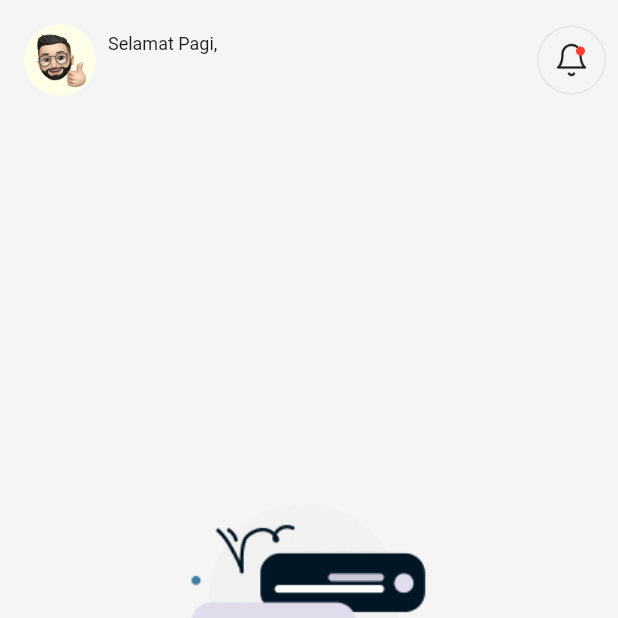
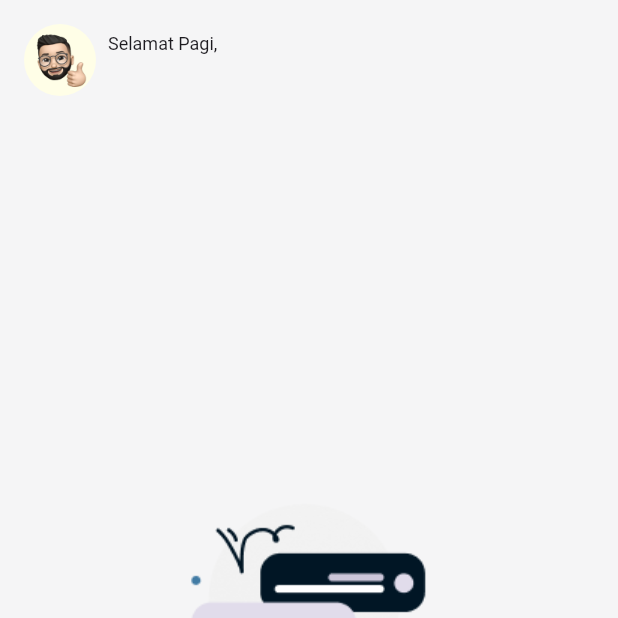
Before and after one commit to ChamillatulLuqianaAgustin/face_count, a Flutter app: the screen it shows once a user with an empty profile is signed in, on a phone screen of 412 x 824 dp, the top half of it. Run offline on Flutter 3.47's test engine with Material 3 defaults, Android fonts, the phone set to English and light mode, and no system bars; our stand-ins replace camera, cloud_firestore, equatable, firebase_auth, firebase_core, flutter_bloc; missing offline and left inert: multiple_image_camera; accounts and stored records are empty; Roboto replaces fonts that are missing (SFProDisplay).

Commit message:
fix: fixing bug on filter event

```diff
--- a/lib/features/beranda/beranda_page.dart
+++ b/lib/features/beranda/beranda_page.dart
@@ -64,30 +64,30 @@ class _BerandaPageState extends State<BerandaPage> {
           ],
         ),
         // Notification Button
-        actions: [
-          GestureDetector(
-            onTap: () {
-              Navigator.of(context).push(
-                MaterialPageRoute(
-                  builder: (context) =>
-                      NotificationPage(), // Navigasi ke halaman Notifikasi
-                ),
-              );
-            },
-            child: Container(
-              margin: const EdgeInsets.only(right: 8),
-              padding: const EdgeInsets.all(10),
-              decoration: BoxDecoration(
-                shape: BoxShape.circle,
-                border: Border.all(color: neutral100),
-              ),
-              child: Image.asset(
-                'assets/icons/notification_active.png',
-                width: 24,
-              ),
-            ),
-          ),
-        ],
+        // actions: [
+        //   GestureDetector(
+        //     onTap: () {
+        //       Navigator.of(context).push(
+        //         MaterialPageRoute(
+        //           builder: (context) =>
+        //               NotificationPage(), // Navigasi ke halaman Notifikasi
+        //         ),
+        //       );
+        //     },
+        //     child: Container(
+        //       margin: const EdgeInsets.only(right: 8),
+        //       padding: const EdgeInsets.all(10),
+        //       decoration: BoxDecoration(
+        //         shape: BoxShape.circle,
+        //         border: Border.all(color: neutral100),
+        //       ),
+        //       child: Image.asset(
+        //         'assets/icons/notification_active.png',
+        //         width: 24,
+        //       ),
+        //     ),
+        //   ),
+        // ],
       ),
       body: BlocBuilder<AcaraCubit, AcaraState>(
         builder: (context, state) {
--- a/lib/services/acara_service.dart
+++ b/lib/services/acara_service.dart
@@ -11,9 +11,12 @@ class AcaraService {
   // Fetch all acara
   Future<List<AcaraModel>> getAcara() async {
     try {
+      final now = DateTime.now();
+      final todayStart = DateTime(now.year, now.month, now.day);
+
       final snapshot = await FirebaseFirestore.instance
           .collection('acara')
-          .where('waktu_mulai', isGreaterThanOrEqualTo: DateTime.now())
+          .where('waktu_mulai', isGreaterThanOrEqualTo: todayStart)
           .get();
       return snapshot.docs.map((document) {
         return AcaraModel.fromMap(document.data());
```
Also changed, not shown: lib/features/kalender/detail_acara_page.dart (deleted, +0 -148 lines), lib/features/profil/edit_profile.dart (+0 -49 lines), lib/features/riwayat/widgets/card_custom.dart (+9 -4 lines).
